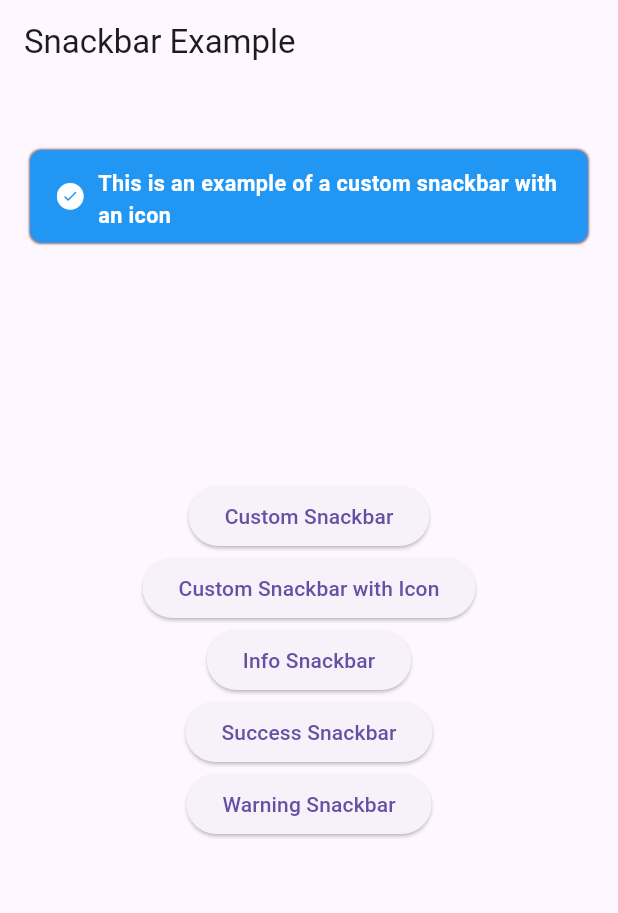
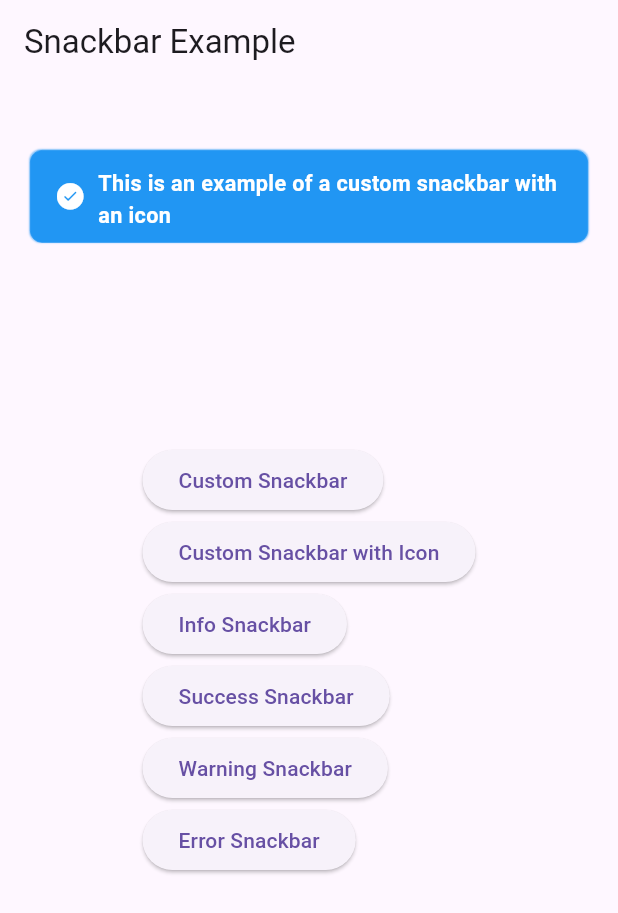
Before and after one commit to deb-sahu/top-snackbar, a Flutter app: the screen it shows after launch, after a tap on "Custom Snackbar with Icon", on a phone screen of 412 x 824 dp. Shown: the top 913 px of the screen. Run offline on Flutter 3.47's test engine with Material 3 defaults, Android fonts, the phone set to English and light mode, and no system bars.

Commit message:
Updated styles and example app

```diff
--- a/example/lib/main.dart
+++ b/example/lib/main.dart
@@ -33,7 +33,9 @@ class ExamplePage extends StatelessWidget {
       body: Center(
         child: Column(
           mainAxisAlignment: MainAxisAlignment.center,
+          crossAxisAlignment: CrossAxisAlignment.start,
           children: <Widget>[
+            // Custom snackbar with only text
             ElevatedButton(
               onPressed: () {
                 CustomTopSnackbar.show(
@@ -41,16 +43,18 @@ class ExamplePage extends StatelessWidget {
               },
               child: const Text("Custom Snackbar"),
             ),
+
+            // Custom snackbar with icon and text
             ElevatedButton(
               onPressed: () {
                 CustomTopSnackbar.show(context,
                     'This is an example of a custom snackbar with an icon',
-                    leadingIcon: CupertinoIcons.checkmark_alt_circle_fill,
-                    backgroundColor: Colors.blue,
-                    borderColor: Colors.blueAccent);
+                    leadingIcon: CupertinoIcons.checkmark_alt_circle_fill);
               },
               child: const Text("Custom Snackbar with Icon"),
             ),
+
+            // Custom snackbar with info style
             ElevatedButton(
               onPressed: () {
                 CustomTopSnackbar.showInfo(
@@ -58,6 +62,8 @@ class ExamplePage extends StatelessWidget {
               },
               child: const Text("Info Snackbar"),
             ),
+
+            // Custom snackbar with success style
             ElevatedButton(
               onPressed: () {
                 CustomTopSnackbar.showSuccess(
@@ -65,6 +71,8 @@ class ExamplePage extends StatelessWidget {
               },
               child: const Text("Success Snackbar"),
             ),
+
+            // Custom snackbar with warning style
             ElevatedButton(
               onPressed: () {
                 CustomTopSnackbar.showWarning(
@@ -72,6 +80,15 @@ class ExamplePage extends StatelessWidget {
               },
               child: const Text("Warning Snackbar"),
             ),
+
+            // Custom snackbar with error style
+            ElevatedButton(
+              onPressed: () {
+                CustomTopSnackbar.showError(
+                    context, 'This is an example of an error snackbar');
+              },
+              child: const Text("Error Snackbar"),
+            ),
           ],
         ),
       ),
--- a/lib/top_snackbar.dart
+++ b/lib/top_snackbar.dart
@@ -14,9 +14,9 @@ class CustomTopSnackbar {
   /// **Optional**
   /// - [IconData] leadingIcon (default: null)
   /// - [Duration] duration (default: 3 seconds)
-  /// - [Color] backgroundColor (default: 0xFF1273eb) i.e. blue color
-  /// - [Color] borderColor (default: 0xFF3860be) i.e. blue color
-  /// - [Color] shadowColor (default: black)
+  /// - [Color] backgroundColor (default: blue)
+  /// - [Color] borderColor (default: blue)
+  /// - [Color] shadowColor (default: blue)
   /// - [Color] iconColor (default: white)
   /// - [Color] textColor (default: white)
   /// - [FontWeight] fontWeight (default: FontWeight.w600)
@@ -44,9 +44,9 @@ class CustomTopSnackbar {
     String message, {
     IconData? leadingIcon,
     Duration duration = const Duration(seconds: 3),
-    Color backgroundColor = const Color(0xFF1273eb),
-    Color borderColor = const Color(0xFF3860be),
-    Color shadowColor = Colors.black,
+    Color backgroundColor = Colors.blue,
+    Color borderColor = Colors.blue,
+    Color shadowColor = Colors.blue,
     Color iconColor = Colors.white,
     Color textColor = Colors.white,
     FontWeight fontWeight = FontWeight.w600,
@@ -79,8 +79,8 @@ class CustomTopSnackbar {
               boxShadow: [
                 BoxShadow(
                   color: shadowColor.withOpacity(0.5),
-                  blurRadius: 0.5,
-                  spreadRadius: 0.5,
+                  blurRadius: 0.1,
+                  spreadRadius: 0.1,
                 ),
               ],
             ),
@@ -142,7 +142,8 @@ class CustomTopSnackbar {
       context,
       message,
       backgroundColor: Colors.blue,
-      borderColor: Colors.blueAccent,
+      borderColor: Colors.blue,
+      shadowColor: Colors.blue,
       leadingIcon: Icons.info_outline,
       duration: duration,
     );
@@ -171,7 +172,8 @@ class CustomTopSnackbar {
       context,
       message,
       backgroundColor: Colors.green,
-      borderColor: Colors.greenAccent,
+      borderColor: Colors.green,
+      shadowColor: Colors.green,
       leadingIcon: Icons.check_circle_outline,
       duration: duration,
     );
@@ -201,7 +203,8 @@ class CustomTopSnackbar {
       context,
       message,
       backgroundColor: Colors.red,
-      borderColor: Colors.redAccent,
+      borderColor: Colors.red,
+      shadowColor: Colors.red,
       leadingIcon: Icons.error_outline,
       duration: duration,
     );
@@ -231,7 +234,8 @@ class CustomTopSnackbar {
       context,
       message,
       backgroundColor: Colors.amber,
-      borderColor: Colors.amberAccent,
+      borderColor: Colors.amber,
+      shadowColor: Colors.amber,
       leadingIcon: Icons.warning_amber_outlined,
       duration: duration,
     );
```
